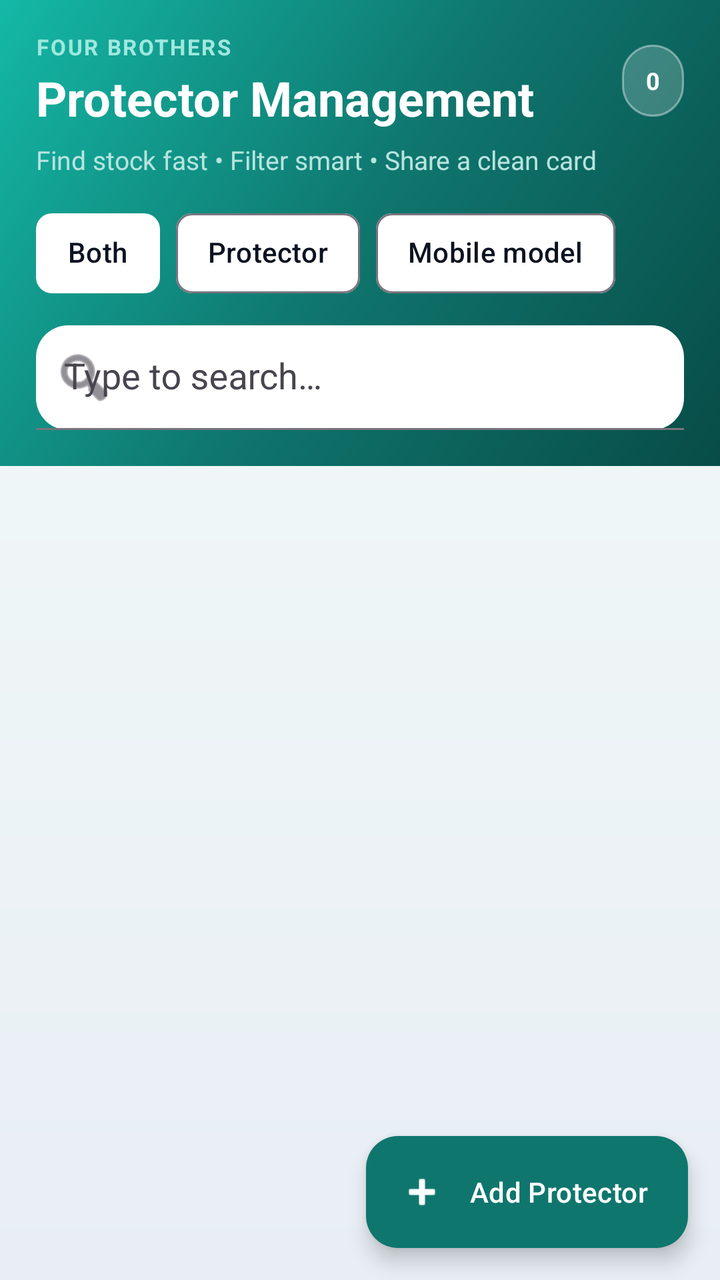
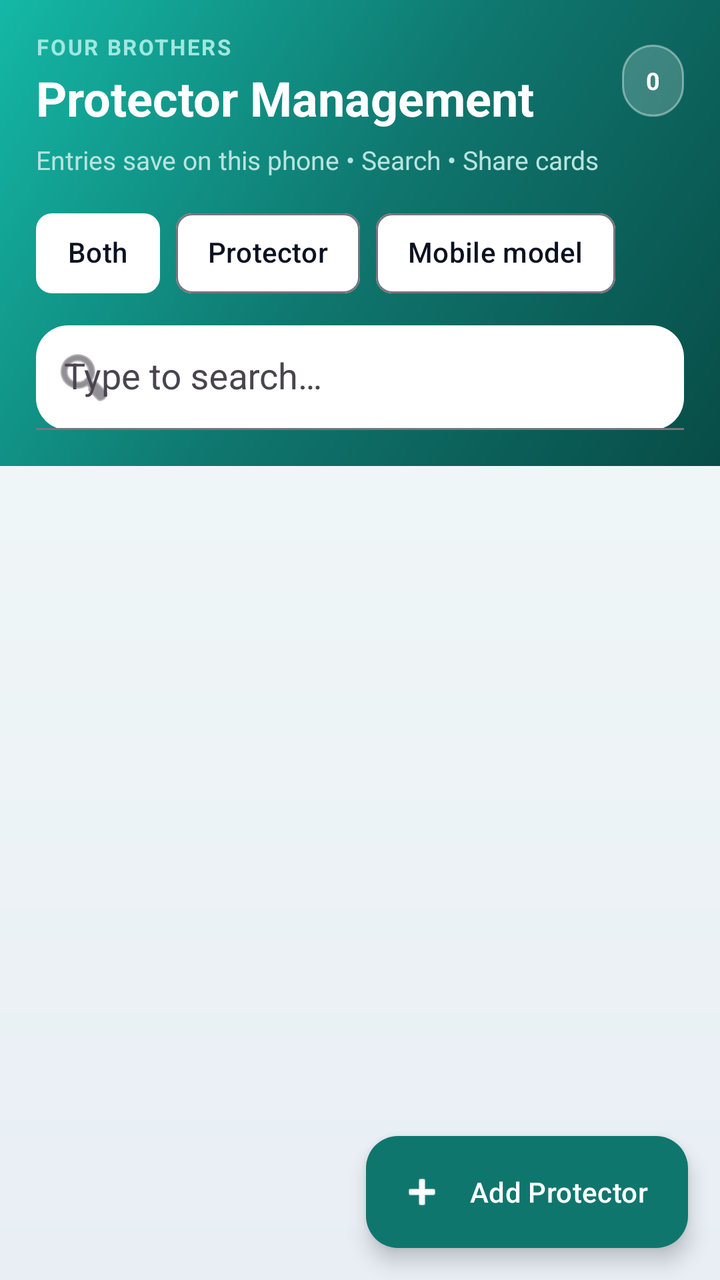

An Android layout rendered at two revisions. The XML below is the earlier revision; the diff shows what the commit changed to produce the second picture.
<!-- AndroidManifest.xml: application theme Theme.ProtectorApp -->
<!-- res/layout/activity_main.xml -->
<?xml version="1.0" encoding="utf-8"?>
<androidx.coordinatorlayout.widget.CoordinatorLayout xmlns:android="http://schemas.android.com/apk/res/android"
    xmlns:app="http://schemas.android.com/apk/res-auto"
    android:id="@+id/root"
    android:layout_width="match_parent"
    android:layout_height="match_parent"
    android:background="@drawable/bg_home"
    android:fitsSystemWindows="true">

    <com.google.android.material.appbar.AppBarLayout
        android:id="@+id/appBar"
        android:layout_width="match_parent"
        android:layout_height="wrap_content"
        android:background="@android:color/transparent"
        android:elevation="0dp"
        android:fitsSystemWindows="true">

        <LinearLayout
            android:id="@+id/headerBlock"
            android:layout_width="match_parent"
            android:layout_height="wrap_content"
            android:background="@drawable/bg_header"
            android:orientation="vertical"
            android:paddingStart="@dimen/header_pad"
            android:paddingTop="16dp"
            android:paddingEnd="@dimen/header_pad"
            android:paddingBottom="18dp">

            <LinearLayout
                android:layout_width="match_parent"
                android:layout_height="wrap_content"
                android:gravity="center_vertical"
                android:orientation="horizontal">

                <LinearLayout
                    android:layout_width="0dp"
                    android:layout_height="wrap_content"
                    android:layout_weight="1"
                    android:orientation="vertical"
                    android:paddingEnd="10dp">

                    <TextView
                        android:layout_width="match_parent"
                        android:layout_height="wrap_content"
                        android:letterSpacing="0.08"
                        android:text="FOUR BROTHERS"
                        android:textAllCaps="true"
                        android:textColor="#9FE8DF"
                        android:textSize="11sp"
                        android:textStyle="bold" />

                    <TextView
                        android:layout_width="match_parent"
                        android:layout_height="wrap_content"
                        android:layout_marginTop="2dp"
                        android:ellipsize="end"
                        android:maxLines="1"
                        android:text="Protector Management"
                        android:textColor="@android:color/white"
                        android:textSize="24sp"
                        android:textStyle="bold" />
                </LinearLayout>

                <TextView
                    android:id="@+id/countBadge"
                    android:layout_width="wrap_content"
                    android:layout_height="wrap_content"
                    android:background="@drawable/bg_count_badge"
                    android:gravity="center"
                    android:minHeight="36dp"
                    android:paddingStart="12dp"
                    android:paddingTop="8dp"
                    android:paddingEnd="12dp"
                    android:paddingBottom="8dp"
                    android:text="0"
                    android:textColor="@android:color/white"
                    android:textSize="12sp"
                    android:textStyle="bold" />
            </LinearLayout>

            <TextView
                android:layout_width="match_parent"
                android:layout_height="wrap_content"
                android:layout_marginTop="6dp"
                android:ellipsize="end"
                android:maxLines="2"
                android:text="Find stock fast • Filter smart • Share a clean card"
                android:textColor="#B7E4DF"
                android:textSize="13sp" />

            <com.google.android.material.chip.ChipGroup
                android:id="@+id/filterGroup"
                android:layout_width="match_parent"
                android:layout_height="wrap_content"
                android:layout_marginTop="14dp"
                app:chipSpacingHorizontal="8dp"
                app:chipSpacingVertical="6dp"
                app:selectionRequired="true"
                app:singleSelection="true">

                <com.google.android.material.chip.Chip
                    android:id="@+id/chipBoth"
                    style="@style/Widget.Material3.Chip.Filter"
                    android:layout_width="wrap_content"
                    android:layout_height="wrap_content"
                    android:checked="true"
                    android:minHeight="@dimen/touch_min"
                    android:text="Both"
                    android:textColor="@color/ink"
                    app:checkedIconVisible="false"
                    app:chipBackgroundColor="@android:color/white"
                    app:chipMinHeight="40dp" />

                <com.google.android.material.chip.Chip
                    android:id="@+id/chipProtector"
                    style="@style/Widget.Material3.Chip.Filter"
                    android:layout_width="wrap_content"
                    android:layout_height="wrap_content"
                    android:minHeight="@dimen/touch_min"
                    android:text="Protector"
                    android:textColor="@color/ink"
                    app:checkedIconVisible="false"
                    app:chipBackgroundColor="@android:color/white"
                    app:chipMinHeight="40dp" />

                <com.google.android.material.chip.Chip
                    android:id="@+id/chipModel"
                    style="@style/Widget.Material3.Chip.Filter"
                    android:layout_width="wrap_content"
                    android:layout_height="wrap_content"
                    android:minHeight="@dimen/touch_min"
                    android:text="Mobile model"
                    android:textColor="@color/ink"
                    app:checkedIconVisible="false"
                    app:chipBackgroundColor="@android:color/white"
                    app:chipMinHeight="40dp" />
            </com.google.android.material.chip.ChipGroup>

            <com.google.android.material.textfield.TextInputLayout
                android:id="@+id/searchLayout"
                style="@style/Widget.Material3.TextInputLayout.FilledBox"
                android:layout_width="match_parent"
                android:layout_height="wrap_content"
                android:layout_marginTop="12dp"
                android:hint="Type to search…"
                app:boxBackgroundColor="@android:color/white"
                app:boxBackgroundMode="filled"
                app:boxCornerRadiusBottomEnd="16dp"
                app:boxCornerRadiusBottomStart="16dp"
                app:boxCornerRadiusTopEnd="16dp"
                app:boxCornerRadiusTopStart="16dp"
                app:endIconMode="clear_text"
                app:startIconDrawable="@android:drawable/ic_menu_search">

                <AutoCompleteTextView
                    android:id="@+id/searchInput"
                    android:layout_width="match_parent"
                    android:layout_height="wrap_content"
                    android:completionThreshold="1"
                    android:dropDownHeight="wrap_content"
                    android:imeOptions="actionSearch"
                    android:inputType="text"
                    android:minHeight="@dimen/touch_min"
                    android:padding="14dp"
                    android:popupBackground="@drawable/bg_suggestion_popup" />
            </com.google.android.material.textfield.TextInputLayout>
        </LinearLayout>
    </com.google.android.material.appbar.AppBarLayout>

    <FrameLayout
        android:layout_width="match_parent"
        android:layout_height="match_parent"
        android:paddingStart="@dimen/screen_pad"
        android:paddingTop="12dp"
        android:paddingEnd="@dimen/screen_pad"
        app:layout_behavior="@string/appbar_scrolling_view_behavior">

        <LinearLayout
            android:id="@+id/emptyState"
            android:layout_width="match_parent"
            android:layout_height="match_parent"
            android:gravity="center"
            android:orientation="vertical"
            android:padding="24dp"
            android:visibility="gone">

            <View
                android:layout_width="72dp"
                android:layout_height="72dp"
                android:background="@drawable/bg_empty_circle" />

            <TextView
                android:id="@+id/emptyText"
                android:layout_width="match_parent"
                android:layout_height="wrap_content"
                android:layout_marginTop="18dp"
                android:gravity="center"
                android:lineSpacingExtra="4dp"
                android:text="No Protectors Found\n\nTap + Add Protector to create your first Protector."
                android:textAlignment="center"
                android:textColor="@color/muted"
                android:textSize="15sp" />
        </LinearLayout>

        <androidx.recyclerview.widget.RecyclerView
            android:id="@+id/recycler"
            android:layout_width="match_parent"
            android:layout_height="match_parent"
            android:clipToPadding="false"
            android:overScrollMode="ifContentScrolls"
            android:paddingBottom="100dp"
            android:scrollbars="vertical" />
    </FrameLayout>

    <com.google.android.material.floatingactionbutton.ExtendedFloatingActionButton
        android:id="@+id/fabAdd"
        android:layout_width="wrap_content"
        android:layout_height="wrap_content"
        android:layout_gravity="bottom|end"
        android:layout_margin="@dimen/screen_pad"
        android:text="Add Protector"
        android:textColor="@android:color/white"
        app:backgroundTint="@color/teal"
        app:icon="@android:drawable/ic_input_add"
        app:iconTint="@android:color/white" />
</androidx.coordinatorlayout.widget.CoordinatorLayout>
<!-- resources referenced by this layout -->
<resources>
  <color name="ink">#0B1220</color>
  <color name="muted">#64748B</color>
  <color name="teal">#0F766E</color>
  <dimen name="header_pad">18dp</dimen>
  <dimen name="screen_pad">16dp</dimen>
  <dimen name="touch_min">48dp</dimen>
  <!-- drawable bg_count_badge (drawable) -->
  <?xml version="1.0" encoding="utf-8"?>
  <shape xmlns:android="http://schemas.android.com/apk/res/android">
      <solid android:color="#33FFFFFF" />
      <corners android:radius="999dp" />
      <stroke
          android:width="1dp"
          android:color="#66FFFFFF" />
  </shape>
  <!-- drawable bg_empty_circle (drawable) -->
  <?xml version="1.0" encoding="utf-8"?>
  <shape xmlns:android="http://schemas.android.com/apk/res/android">
      <solid android:color="@color/teal_soft" />
      <corners android:radius="999dp" />
      <stroke
          android:width="2dp"
          android:color="@color/teal" />
  </shape>
  <!-- drawable bg_header (drawable) -->
  <?xml version="1.0" encoding="utf-8"?>
  <shape xmlns:android="http://schemas.android.com/apk/res/android">
      <gradient
          android:angle="135"
          android:centerColor="#0F766E"
          android:endColor="#14B8A6"
          android:startColor="#084C47"
          android:type="linear" />
  </shape>
  <!-- drawable bg_home (drawable) -->
  <?xml version="1.0" encoding="utf-8"?>
  <shape xmlns:android="http://schemas.android.com/apk/res/android">
      <gradient
          android:angle="165"
          android:endColor="#E8EEF4"
          android:startColor="#F4FBF9"
          android:type="linear" />
  </shape>
  <!-- drawable bg_suggestion_popup (drawable) -->
  <?xml version="1.0" encoding="utf-8"?>
  <shape xmlns:android="http://schemas.android.com/apk/res/android">
      <solid android:color="@android:color/white" />
      <corners android:radius="16dp" />
      <stroke
          android:width="1dp"
          android:color="@color/card_stroke" />
      <padding
          android:bottom="6dp"
          android:left="0dp"
          android:right="0dp"
          android:top="6dp" />
  </shape>
  <style name="Theme.ProtectorApp" parent="Theme.Material3.Light.NoActionBar">
          <item name="colorPrimary">@color/teal</item>
          <item name="colorPrimaryContainer">@color/teal_soft</item>
          <item name="colorOnPrimary">@android:color/white</item>
          <item name="android:statusBarColor">@color/teal_dark</item>
          <item name="android:navigationBarColor">@android:color/white</item>
          <item name="android:windowBackground">@color/bg</item>
          <item name="android:windowLightStatusBar">false</item>
          <item name="android:forceDarkAllowed">false</item>
      </style>
  <color name="teal_soft">#E6F5F3</color>
  <color name="card_stroke">#DCE5EE</color>
  <color name="teal_dark">#0B5C56</color>
  <color name="bg">#EEF3F7</color>
</resources>

<!-- the commit's change to res/layout/activity_main.xml (unified diff, before → after) -->
@@ -84,7 +84,7 @@
                 android:layout_marginTop="6dp"
                 android:ellipsize="end"
                 android:maxLines="2"
-                android:text="Find stock fast • Filter smart • Share a clean card"
+                android:text="Entries save on this phone • Search • Share cards"
                 android:textColor="#B7E4DF"
                 android:textSize="13sp" />
 
